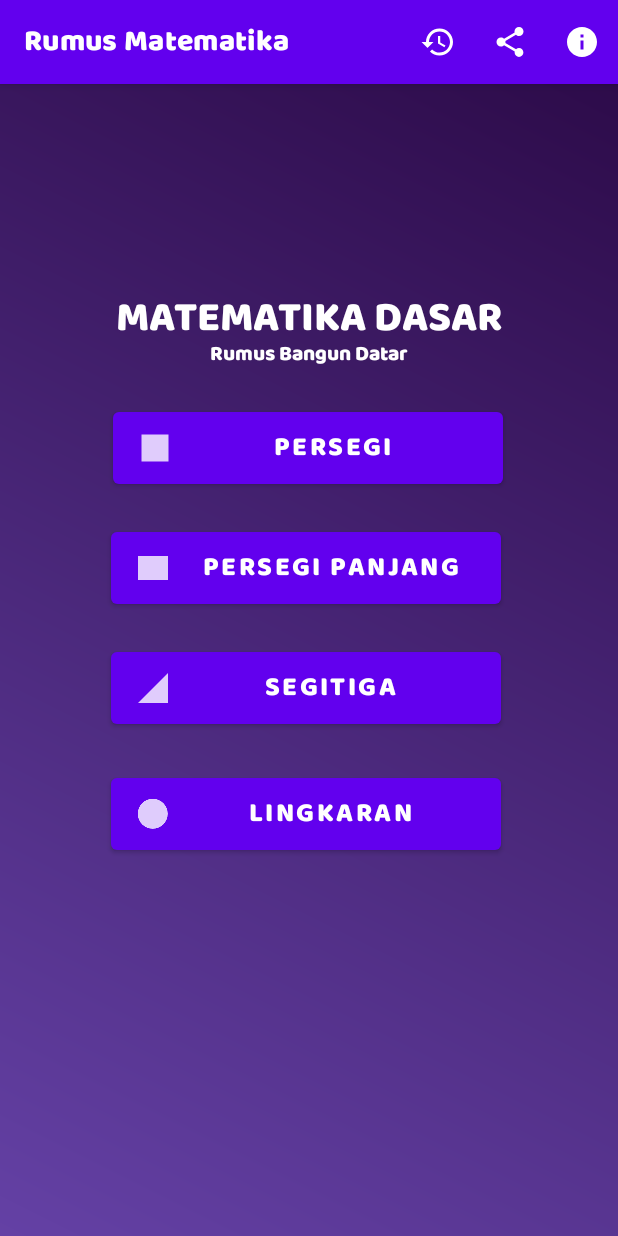
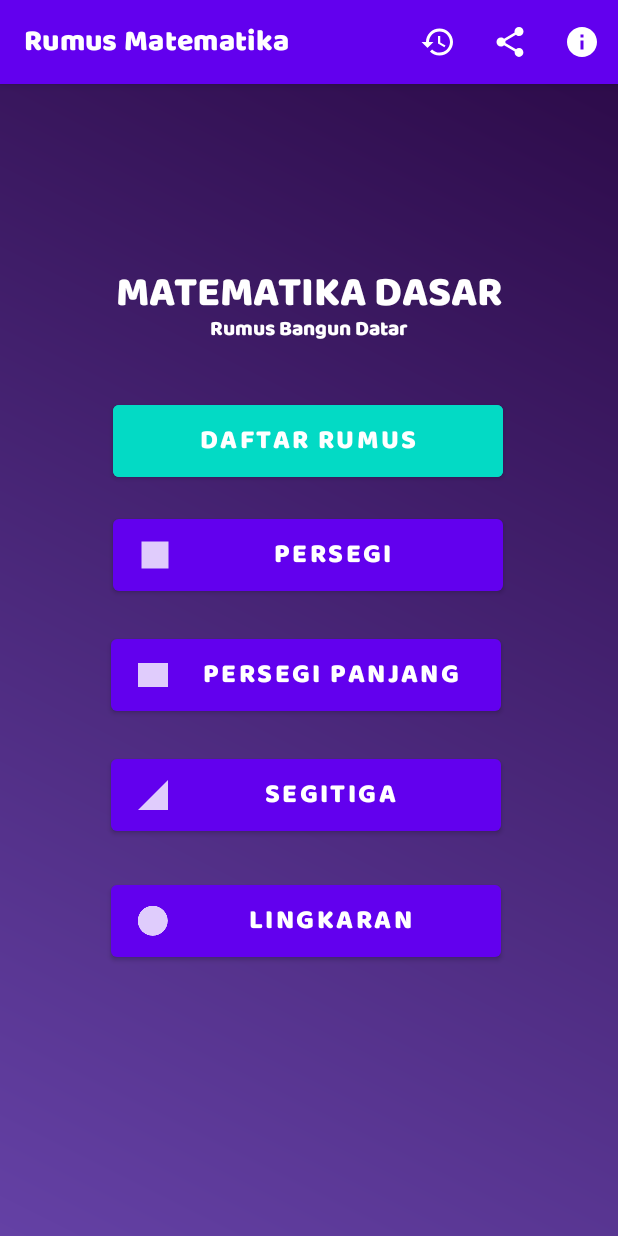
Before and after one commit to dzakwandhiya/AssessmenMopro, an Android app: the screen it shows after launch (MainActivity), on a phone screen of 412 x 824 dp. Run offline under Robolectric (Android 15) with nearby library versions, the phone set to English and light mode, and no system bars; our stand-ins replace navigation-ui; Roboto replaces fonts that are not available here.

Commit message:
(Assessment 3) - Update Layout

```diff
--- a/app/src/main/res/layout/main_fragment.xml
+++ b/app/src/main/res/layout/main_fragment.xml
@@ -5,6 +5,7 @@
     android:layout_width="match_parent"
     android:layout_height="match_parent"
     tools:context=".ui.fragment.MainFragment">
+
     <androidx.constraintlayout.widget.ConstraintLayout
         android:layout_width="match_parent"
         android:layout_height="match_parent">
@@ -25,7 +26,7 @@
             app:layout_constraintHorizontal_bias="0.0"
             app:layout_constraintStart_toStartOf="parent"
             app:layout_constraintTop_toTopOf="parent"
-            app:layout_constraintVertical_bias="0.082" />
+            app:layout_constraintVertical_bias="0.027" />
 
         <TextView
             android:id="@+id/textView2"
@@ -41,10 +42,24 @@
             android:id="@+id/buttonPersegi"
             android:layout_width="260dp"
             android:layout_height="60dp"
-            android:layout_marginTop="20dp"
+            android:layout_marginTop="16dp"
             android:drawableLeft="@drawable/square"
             android:fontFamily="@font/baloo_paaji"
             android:text="@string/persegiButton"
+            android:textSize="18sp"
+            app:layout_constraintEnd_toEndOf="parent"
+            app:layout_constraintHorizontal_bias="0.496"
+            app:layout_constraintStart_toStartOf="parent"
+            app:layout_constraintTop_toBottomOf="@+id/buttonPersegi3" />
+
+        <Button
+            android:id="@+id/buttonPersegi3"
+            android:layout_width="260dp"
+            android:layout_height="60dp"
+            android:layout_marginTop="32dp"
+            android:backgroundTint="@color/teal_200"
+            android:fontFamily="@font/baloo_paaji"
+            android:text="@string/intro"
             android:textSize="18sp"
             app:layout_constraintEnd_toEndOf="parent"
             app:layout_constraintHorizontal_bias="0.496"
@@ -84,10 +99,12 @@
             android:layout_width="260dp"
             android:layout_height="60dp"
             android:layout_marginTop="24dp"
+            android:layout_marginBottom="100dp"
             android:drawableLeft="@drawable/circle"
             android:fontFamily="@font/baloo_paaji"
             android:text="@string/lingkaranButton"
             android:textSize="18sp"
+            app:layout_constraintBottom_toBottomOf="parent"
             app:layout_constraintEnd_toEndOf="parent"
             app:layout_constraintHorizontal_bias="0.485"
             app:layout_constraintStart_toStartOf="parent"
--- a/app/src/main/res/values/strings.xml
+++ b/app/src/main/res/values/strings.xml
@@ -41,4 +41,5 @@
     <string name="hapus">Hapus</string>
     <string name="batal">Batal</string>
     <string name="sharelink">Kunjungi github saya:\nhttps://github.com/dzakwandhiya</string>
+    <string name="intro">DAFTAR RUMUS</string>
 </resources>
```
Lines whose indentation alone changed are shown as unchanged.
